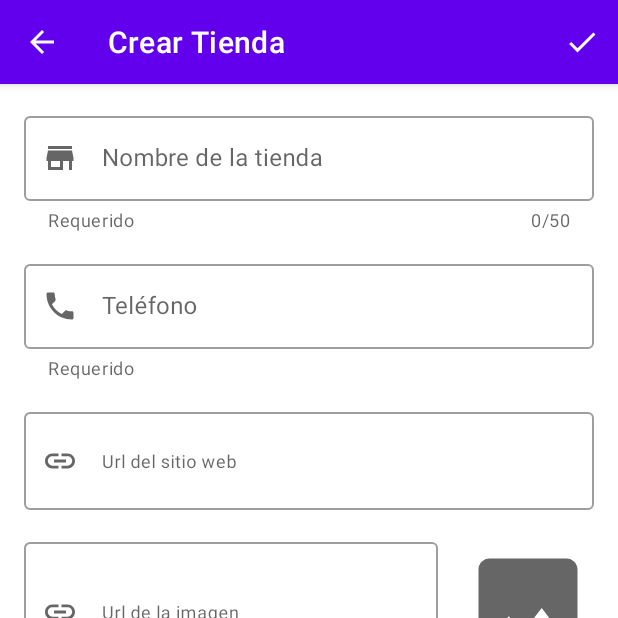
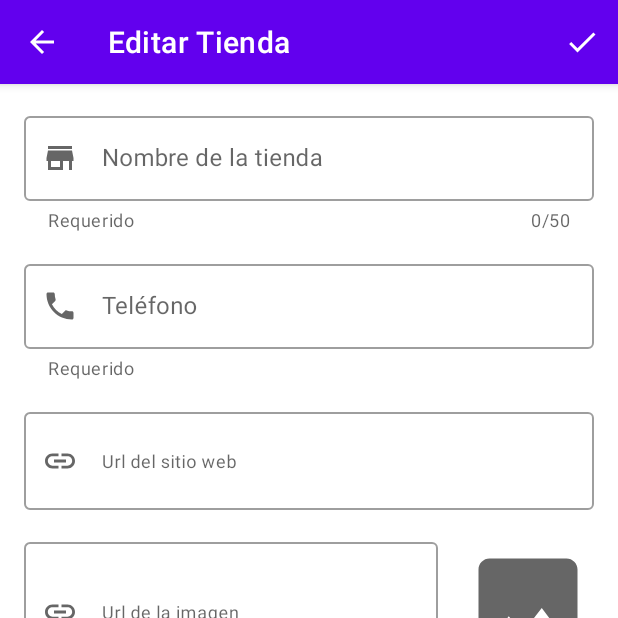
Before and after one commit to ArthurDioses/Stores, an Android app: the screen it shows after launch (MainActivity), after a tap on "Crear tienda", on a phone screen of 412 x 824 dp, the top half of it. Run offline under Robolectric (Android 15) with nearby library versions, the phone set to English and light mode, and no system bars; our stand-ins replace Room's generated code; libraries missing offline, so code that uses them is left out: org.jetbrains.anko; 1 statement that could not run was skipped.

Commit message:
- ActionBar Title: Create store

```diff
--- a/app/src/main/java/com/dioses/stores/EditStoreFragment.kt
+++ b/app/src/main/java/com/dioses/stores/EditStoreFragment.kt
@@ -45,13 +45,18 @@ class EditStoreFragment : Fragment() {
             mStoreEntity = StoreEntity(name = "", phone = "", photoUrl = "")
         }
 
+        setupActionBar()
+
+        setupTextField()
+    }
+
+    private fun setupActionBar() {
         mActivity = activity as? MainActivity
         mActivity?.supportActionBar?.setDisplayHomeAsUpEnabled(true)
-        mActivity?.supportActionBar?.title = getString(R.string.esit_store_title_add)
+        mActivity?.supportActionBar?.title =
+            if (mIsEditMode) getString(R.string.esit_store_title_add) else getString(R.string.edit_store_title_edit)
 
         setHasOptionsMenu(true)
-
-        setupTextField()
     }
 
     private fun setupTextField() {
--- a/app/src/main/java/com/dioses/stores/MainActivity.kt
+++ b/app/src/main/java/com/dioses/stores/MainActivity.kt
@@ -80,7 +80,7 @@ class MainActivity : AppCompatActivity(), OnClickListener, MainAux {
         doAsync {
             StoreApplication.database.storeDao().updateStore(storeEntity)
             uiThread {
-                mAdapter.update(storeEntity)
+                updateStore(storeEntity)
             }
         }
     }
--- a/app/src/main/res/values/strings.xml
+++ b/app/src/main/res/values/strings.xml
@@ -13,4 +13,5 @@
     <string name="arg_id">key_id</string>
     <string name="edit_store_message_update_success">Tienda actualizada</string>
     <string name="edit_store_message_valid">Revise los campos requeridos</string>
+    <string name="edit_store_title_edit">Editar Tienda</string>
 </resources>
```
